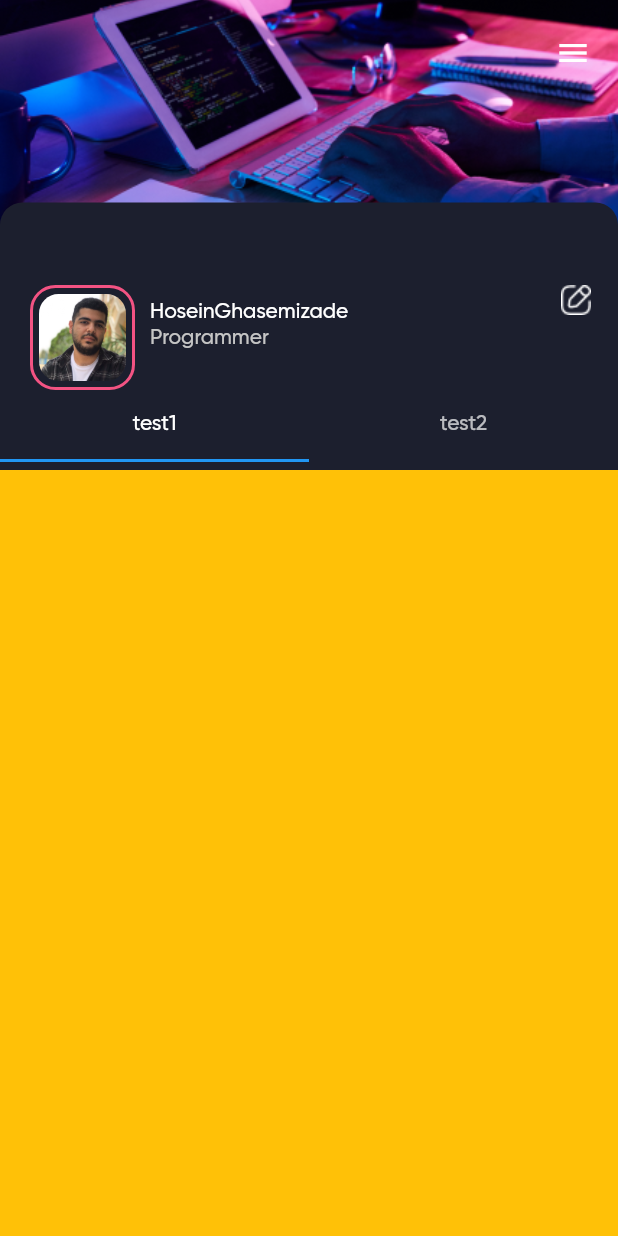
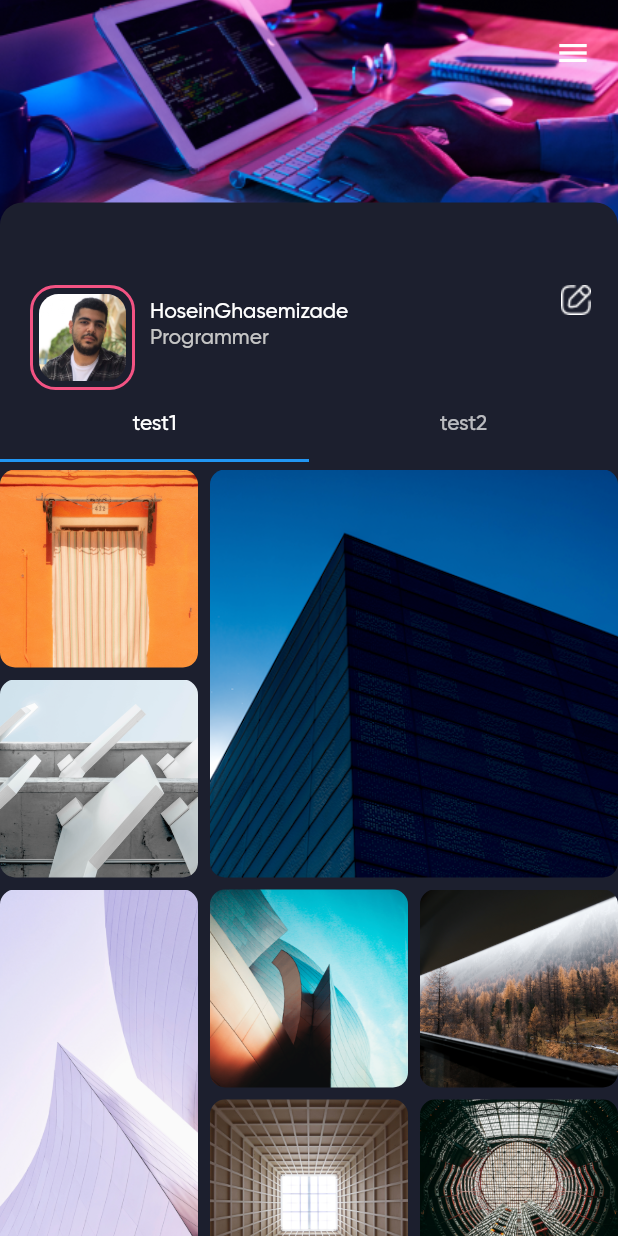
Before and after one commit to ghasemizade/instagram_clone, a Flutter app: the screen it shows after launch, on a phone screen of 412 x 824 dp. Run offline on Flutter 3.47's test engine with Material 2 defaults, Android fonts, the phone set to English and light mode, and no system bars.

```diff
--- a/lib/screens/MyHomeAccount.dart
+++ b/lib/screens/MyHomeAccount.dart
@@ -1,4 +1,5 @@
 import 'package:flutter/material.dart';
+import 'package:flutter_staggered_grid_view/flutter_staggered_grid_view.dart';
 
 class MyHomeAccount extends StatefulWidget {
   MyHomeAccount({Key? key}) : super(key: key);
@@ -71,8 +72,49 @@ class _MyHomeAccountState extends State<MyHomeAccount> {
           }),
           body: TabBarView(
             children: [
-              Container(
-                color: Colors.amber,
+              CustomScrollView(
+                slivers: [
+                  SliverGrid(
+                    delegate: SliverChildBuilderDelegate(
+                      (context, index) {
+                        return Container(
+                          decoration: BoxDecoration(
+                            borderRadius: BorderRadius.all(
+                              Radius.circular(10.0),
+                            ),
+                          ),
+                          child: ClipRRect(
+                            borderRadius: BorderRadius.circular(10.0),
+                            child: FittedBox(
+                              fit: BoxFit.cover,
+                              child: Image(
+                                image:
+                                    AssetImage('assets/Images/item$index.jpg'),
+                              ),
+                            ),
+                          ),
+                        );
+                      },
+                      childCount: 24,
+                    ),
+                    gridDelegate: SliverQuiltedGridDelegate(
+                      crossAxisCount: 3,
+                      mainAxisSpacing: 8,
+                      crossAxisSpacing: 8,
+                      repeatPattern: QuiltedGridRepeatPattern.inverted,
+                      pattern: [
+                        QuiltedGridTile(1, 1),
+                        QuiltedGridTile(2, 2),
+                        QuiltedGridTile(1, 1),
+                        QuiltedGridTile(2, 1),
+                        QuiltedGridTile(1, 1),
+                        QuiltedGridTile(1, 1),
+                        QuiltedGridTile(1, 1),
+                        QuiltedGridTile(1, 1),
+                      ],
+                    ),
+                  ),
+                ],
               ),
               Container(
                 color: Colors.red,
```
